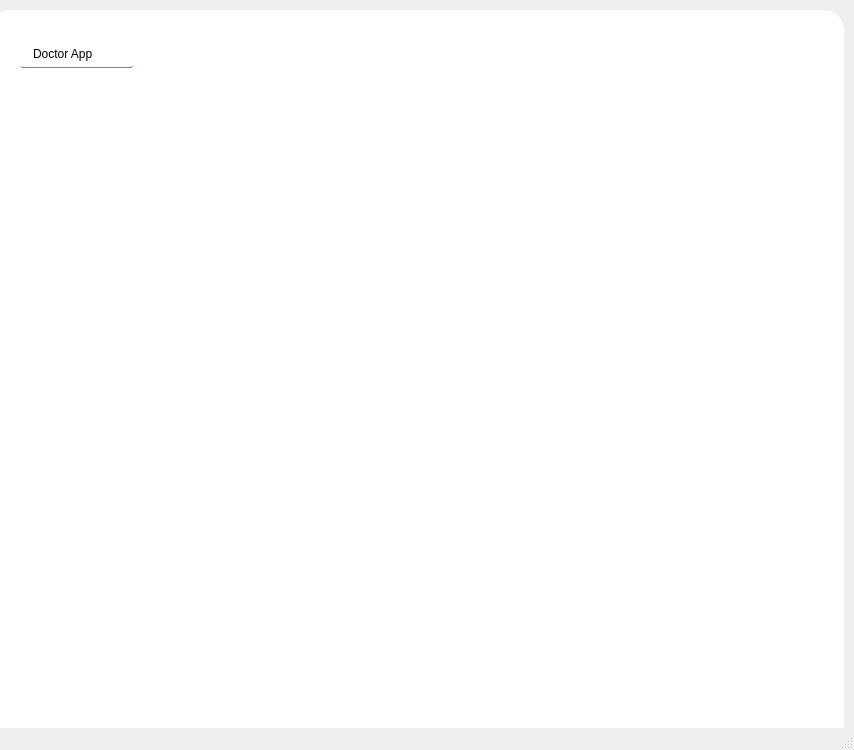
First picture: the form in frontend/doctordashboard.ui, repository rushii1192/covid-mgmt, before the edit.
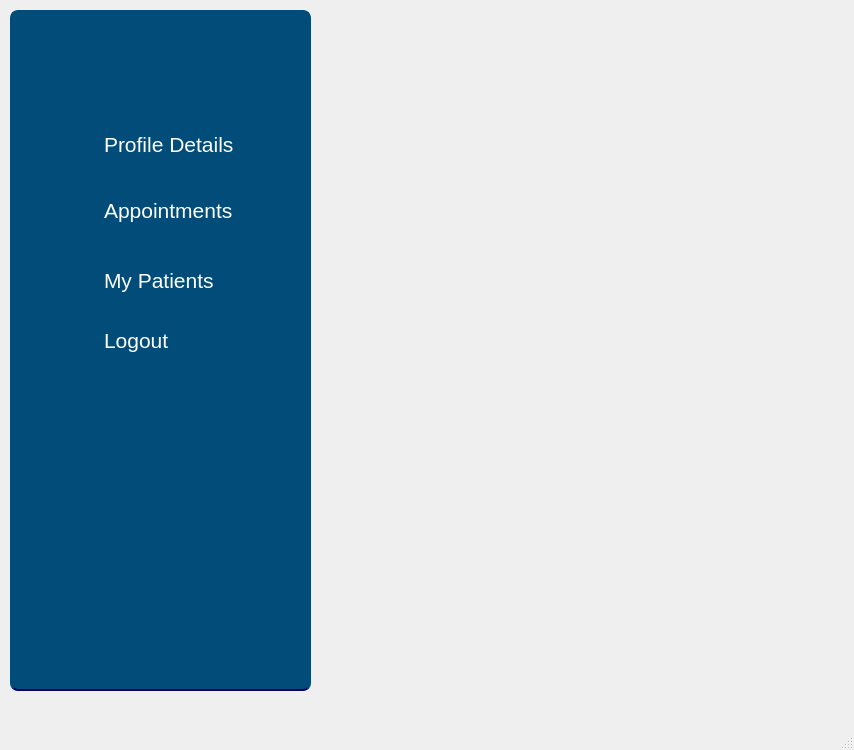
Second picture: the form after the edit. Icons and pictures are not drawn.

```diff
--- a/frontend/doctordashboard.ui
+++ b/frontend/doctordashboard.ui
@@ -17,46 +17,194 @@
    <widget class="QWidget" name="widget" native="true">
     <property name="geometry">
      <rect>
-      <x>-10</x>
+      <x>10</x>
       <y>10</y>
-      <width>854</width>
-      <height>750</height>
+      <width>301</width>
+      <height>681</height>
      </rect>
     </property>
     <property name="styleSheet">
-     <string notr="true">background-color:rgba(255,255,255);
-border-radius:20px;</string>
-    </property>
-    <widget class="QLineEdit" name="DoctorApp">
-     <property name="geometry">
-      <rect>
-       <x>30</x>
-       <y>30</y>
-       <width>113</width>
-       <height>28</height>
-      </rect>
-     </property>
-     <property name="styleSheet">
-      <string notr="true">backgrround-color:rgba(47,49,52,200);
-color:rgbrgb(85, 255, 255);
-border-radius:2px;
+     <string notr="true">background-color:rgb(1,76,120);
+color:rgb(255,255,255);
+border-radius:8px;
 padding-left:10px;
-border:1px solid rgba(0,0,0,0);
-border-bottom-color:rgba(0, 170, 255);
-</string>
-     </property>
-     <property name="text">
-      <string>Doctor App</string>
-     </property>
-    </widget>
+border:2px solid rgb(1,76,120);
+border-bottom-color:rgb(0, 0, 102);</string>
+    </property>
     <widget class="QLineEdit" name="lineEdit">
      <property name="geometry">
       <rect>
-       <x>30</x>
-       <y>90</y>
-       <width>113</width>
+       <x>80</x>
+       <y>120</y>
+       <width>181</width>
        <height>28</height>
       </rect>
+     </property>
+     <property name="font">
+      <font>
+       <pointsize>16</pointsize>
+      </font>
+     </property>
+     <property name="styleSheet">
+      <string notr="true">background-color:rgb(1,76,120);
+color:rgb(255,255,255);
+padding-left:10px;
+border:2px solid rgb(1,76,120);
+</string>
+     </property>
+     <property name="text">
+      <string>Profile Details</string>
+     </property>
+    </widget>
+    <widget class="QLineEdit" name="lineEdit_2">
+     <property name="geometry">
+      <rect>
+       <x>80</x>
+       <y>180</y>
+       <width>191</width>
+       <height>41</height>
+      </rect>
+     </property>
+     <property name="font">
+      <font>
+       <pointsize>16</pointsize>
+      </font>
+     </property>
+     <property name="styleSheet">
+      <string notr="true">background-color:rgb(1,76,120);
+color:rgb(255,255,255);
+padding-left:10px;
+border:2px solid rgb(1,76,120);
+</string>
+     </property>
+     <property name="text">
+      <string>Appointments</string>
+     </property>
+    </widget>
+    <widget class="QLineEdit" name="lineEdit_3">
+     <property name="geometry">
+      <rect>
+       <x>80</x>
+       <y>250</y>
+       <width>161</width>
+       <height>41</height>
+      </rect>
+     </property>
+     <property name="font">
+      <font>
+       <pointsize>16</pointsize>
+      </font>
+     </property>
+     <property name="styleSheet">
+      <string notr="true">background-color:rgb(1,76,120);
+color:rgb(255,255,255);
+padding-left:10px;
+border:2px solid rgb(1,76,120);
+</string>
+     </property>
+     <property name="text">
+      <string>My Patients</string>
+     </property>
+    </widget>
+    <widget class="QLineEdit" name="lineEdit_4">
+     <property name="geometry">
+      <rect>
+       <x>80</x>
+       <y>310</y>
+       <width>161</width>
+       <height>41</height>
+      </rect>
+     </property>
+     <property name="font">
+      <font>
+       <pointsize>16</pointsize>
+      </font>
+     </property>
+     <property name="styleSheet">
+      <string notr="true">background-color:rgb(1,76,120);
+color:rgb(255,255,255);
+padding-left:10px;
+border:2px solid rgb(1,76,120);
+</string>
+     </property>
+     <property name="text">
+      <string>Logout</string>
+     </property>
+    </widget>
+    <widget class="QLabel" name="label">
+     <property name="geometry">
+      <rect>
+       <x>10</x>
+       <y>100</y>
+       <width>61</width>
+       <height>51</height>
+      </rect>
+     </property>
+     <property name="styleSheet">
+      <string notr="true">border-bottom-color:rgb(1, 76, 120);</string>
+     </property>
+     <property name="text">
+      <string/>
+     </property>
+     <property name="pixmap">
+      <pixmap>images/user_secured_45px.png</pixmap>
+     </property>
+    </widget>
+    <widget class="QLabel" name="label_5">
+     <property name="geometry">
+      <rect>
+       <x>10</x>
+       <y>170</y>
+       <width>61</width>
+       <height>51</height>
+      </rect>
+     </property>
+     <property name="styleSheet">
+      <string notr="true">border-bottom-color:rgb(1, 76, 120);</string>
+     </property>
+     <property name="text">
+      <string/>
+     </property>
+     <property name="pixmap">
+      <pixmap>images/schedule_45px.png</pixmap>
+     </property>
+    </widget>
+    <widget class="QLabel" name="label_6">
+     <property name="geometry">
+      <rect>
+       <x>10</x>
+       <y>240</y>
+       <width>61</width>
+       <height>51</height>
+      </rect>
+     </property>
+     <property name="styleSheet">
+      <string notr="true">border-bottom-color:rgb(1, 76, 120);</string>
+     </property>
+     <property name="text">
+      <string/>
+     </property>
+     <property name="pixmap">
+      <pixmap>images/ecg_45px.png</pixmap>
+     </property>
+    </widget>
+    <widget class="QLabel" name="label_7">
+     <property name="geometry">
+      <rect>
+       <x>10</x>
+       <y>300</y>
+       <width>61</width>
+       <height>51</height>
+      </rect>
+     </property>
+     <property name="styleSheet">
+      <string notr="true">border-bottom-color:rgb(1, 76, 120);</string>
+     </property>
+     <property name="text">
+      <string/>
+     </property>
+     <property name="pixmap">
+      <pixmap>images/Logout_45px.png</pixmap>
      </property>
     </widget>
    </widget>
```
Left out of the diff: 2 changed lines with no effect on the pictures.
